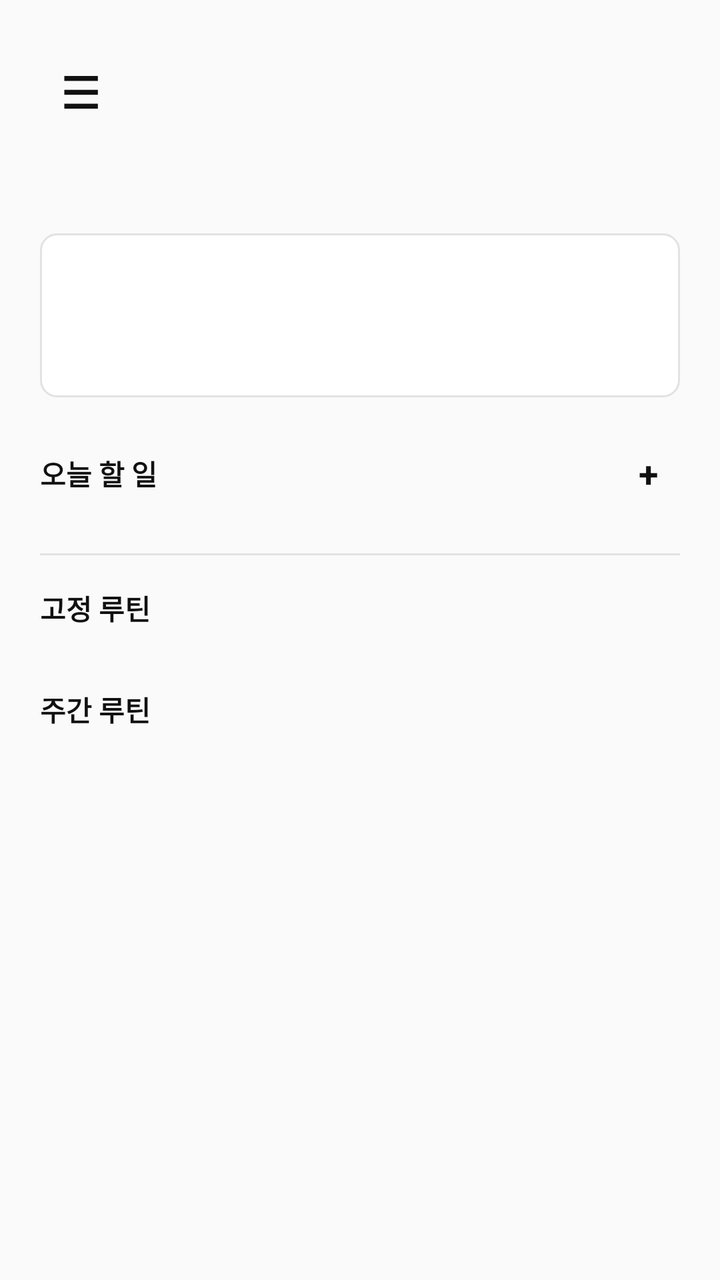
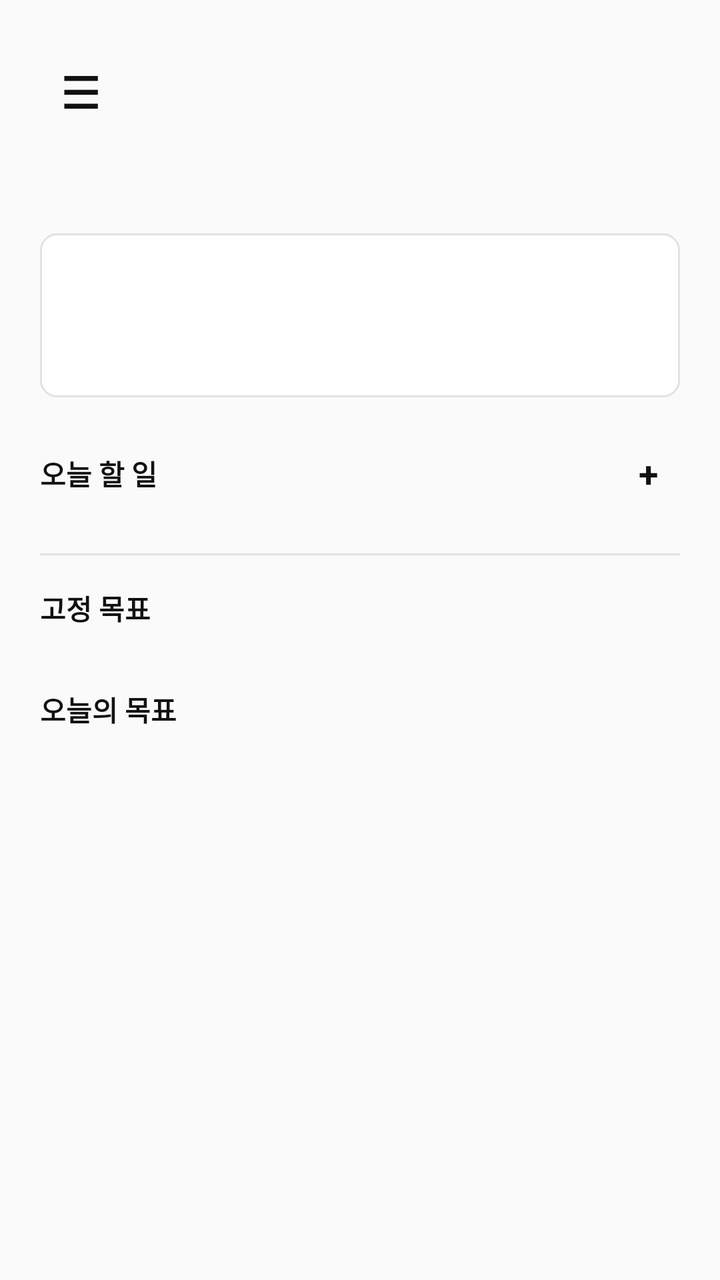

The first picture is an Android layout as it rendered before a commit; the second is the same layout after the commit. The layout source and the unified diff follow.
<!-- AndroidManifest.xml: application theme Theme.TrailNote -->
<!-- res/layout/fragment_home.xml -->
<?xml version="1.0" encoding="utf-8"?>
<FrameLayout xmlns:android="http://schemas.android.com/apk/res/android"
    android:layout_width="match_parent"
    android:layout_height="match_parent"
    android:background="@drawable/bg_screen">

    <ScrollView
        android:layout_width="match_parent"
        android:layout_height="match_parent"
        android:fillViewport="true">

        <LinearLayout
            android:layout_width="match_parent"
            android:layout_height="wrap_content"
            android:orientation="vertical"
            android:padding="@dimen/screen_padding"
            android:paddingBottom="84dp">

        <include layout="@layout/view_screen_header" />

        <TextView
            android:id="@+id/dateText"
            style="@style/TrailText.Meta"
            android:layout_width="wrap_content"
            android:layout_height="wrap_content"
            android:layout_marginTop="12dp"
            android:textStyle="bold" />

        <LinearLayout
            android:layout_width="match_parent"
            android:layout_height="82dp"
            android:layout_marginTop="18dp"
            android:background="@drawable/bg_card"
            android:gravity="center"
            android:orientation="horizontal"
            android:padding="8dp">

            <include android:id="@+id/statOne" layout="@layout/item_stat_card" />
            <include android:id="@+id/statTwo" layout="@layout/item_stat_card" />
            <include android:id="@+id/statThree" layout="@layout/item_stat_card" />
        </LinearLayout>

        <LinearLayout
            android:layout_width="match_parent"
            android:layout_height="wrap_content"
            android:layout_marginTop="@dimen/section_gap"
            android:gravity="center_vertical"
            android:orientation="horizontal">

            <TextView
                style="@style/TrailText.Section"
                android:layout_width="0dp"
                android:layout_height="wrap_content"
                android:layout_weight="1"
                android:text="오늘 할 일" />

            <TextView
                android:id="@+id/todayWorkAddButton"
                android:layout_width="32dp"
                android:layout_height="32dp"
                android:gravity="center"
                android:text="+"
                android:textColor="@color/trail_ink"
                android:textSize="18sp"
                android:textStyle="bold" />
        </LinearLayout>

        <androidx.recyclerview.widget.RecyclerView
            android:id="@+id/todayWorkList"
            android:layout_width="match_parent"
            android:layout_height="wrap_content"
            android:layout_marginTop="8dp"
            android:nestedScrollingEnabled="false" />

        <View
            android:layout_width="match_parent"
            android:layout_height="1dp"
            android:layout_marginVertical="16dp"
            android:background="@color/trail_line" />

        <TextView
            style="@style/TrailText.Section"
            android:layout_width="match_parent"
            android:layout_height="wrap_content"
            android:text="고정 루틴" />

        <androidx.recyclerview.widget.RecyclerView
            android:id="@+id/fixedGoalList"
            android:layout_width="match_parent"
            android:layout_height="wrap_content"
            android:layout_marginTop="8dp"
            android:nestedScrollingEnabled="false" />

        <TextView
            style="@style/TrailText.Section"
            android:layout_width="match_parent"
            android:layout_height="wrap_content"
            android:layout_marginTop="@dimen/section_gap"
            android:text="주간 루틴" />

        <androidx.recyclerview.widget.RecyclerView
            android:id="@+id/todayGoalList"
            android:layout_width="match_parent"
            android:layout_height="wrap_content"
            android:layout_marginTop="8dp"
            android:nestedScrollingEnabled="false" />
        </LinearLayout>
    </ScrollView>

    <include
        android:id="@+id/todayWorkQuickAdd"
        layout="@layout/view_bottom_quick_add" />
</FrameLayout>
<!-- res/layout/view_screen_header.xml (included above) -->
<?xml version="1.0" encoding="utf-8"?>
<LinearLayout xmlns:android="http://schemas.android.com/apk/res/android"
    android:layout_width="match_parent"
    android:layout_height="52dp"
    android:gravity="center_vertical"
    android:orientation="horizontal">

    <TextView
        android:id="@+id/menuText"
        android:layout_width="40dp"
        android:layout_height="40dp"
        android:gravity="center"
        android:text="☰"
        android:textColor="@color/trail_ink"
        android:textSize="22sp"
        android:textStyle="bold" />

    <TextView
        android:id="@+id/headerTitle"
        android:layout_width="0dp"
        android:layout_height="wrap_content"
        android:layout_weight="1"
        android:gravity="center"
        android:textColor="@color/trail_ink"
        android:textSize="16sp"
        android:textStyle="bold" />

    <TextView
        android:id="@+id/headerAction"
        android:layout_width="40dp"
        android:layout_height="40dp"
        android:gravity="center"
        android:textColor="@color/trail_ink"
        android:textSize="19sp"
        android:textStyle="bold" />

    <TextView
        android:id="@+id/headerMore"
        android:layout_width="40dp"
        android:layout_height="40dp"
        android:gravity="center"
        android:text="&#183;&#183;&#183;"
        android:textColor="@color/trail_ink"
        android:textSize="19sp"
        android:textStyle="bold"
        android:visibility="gone" />
</LinearLayout>
<!-- res/layout/item_stat_card.xml (included above) -->
<?xml version="1.0" encoding="utf-8"?>
<LinearLayout xmlns:android="http://schemas.android.com/apk/res/android"
    android:layout_width="0dp"
    android:layout_height="match_parent"
    android:layout_weight="1"
    android:gravity="center"
    android:orientation="vertical">

    <TextView
        android:id="@+id/iconText"
        android:layout_width="22dp"
        android:layout_height="18dp"
        android:gravity="center"
        android:textColor="@color/trail_blue"
        android:textSize="13sp" />

    <TextView
        android:id="@+id/titleText"
        android:layout_width="wrap_content"
        android:layout_height="wrap_content"
        android:layout_marginTop="3dp"
        android:gravity="center"
        android:textColor="@color/trail_text_secondary"
        android:textSize="10sp" />

    <TextView
        android:id="@+id/valueText"
        android:layout_width="wrap_content"
        android:layout_height="wrap_content"
        android:layout_marginTop="3dp"
        android:textColor="@color/trail_ink"
        android:textSize="15sp"
        android:textStyle="bold" />
</LinearLayout>
<!-- res/layout/view_bottom_quick_add.xml (included above) -->
<?xml version="1.0" encoding="utf-8"?>
<LinearLayout xmlns:android="http://schemas.android.com/apk/res/android"
    android:layout_width="match_parent"
    android:layout_height="wrap_content"
    android:layout_gravity="bottom"
    android:layout_marginStart="20dp"
    android:layout_marginEnd="20dp"
    android:layout_marginBottom="12dp"
    android:gravity="center_vertical"
    android:orientation="horizontal"
    android:visibility="gone">

    <EditText
        android:id="@+id/quickAddEditText"
        android:layout_width="0dp"
        android:layout_height="48dp"
        android:layout_weight="1"
        android:background="@drawable/bg_input_rounded"
        android:imeOptions="actionDone"
        android:inputType="text"
        android:singleLine="true"
        android:textColor="@color/trail_ink"
        android:textColorHint="@color/trail_text_secondary"
        android:textSize="14sp" />

    <TextView
        android:id="@+id/quickAddConfirmButton"
        android:layout_width="48dp"
        android:layout_height="48dp"
        android:layout_marginStart="10dp"
        android:background="@drawable/bg_fab"
        android:gravity="center"
        android:text="✓"
        android:textColor="@color/white"
        android:textSize="24sp"
        android:textStyle="bold" />
</LinearLayout>
<!-- resources referenced by this layout -->
<resources>
  <color name="trail_blue">#FF7B61FF</color>
  <color name="trail_ink">#FF111111</color>
  <color name="trail_line">#FFE2E2E2</color>
  <color name="trail_text_secondary">#FF555555</color>
  <color name="white">#FFFFFFFF</color>
  <dimen name="screen_padding">20dp</dimen>
  <dimen name="section_gap">22dp</dimen>
  <!-- drawable bg_card (drawable) -->
  <?xml version="1.0" encoding="utf-8"?>
  <shape xmlns:android="http://schemas.android.com/apk/res/android">
      <solid android:color="@color/white" />
      <stroke android:width="1dp" android:color="@color/trail_line" />
      <corners android:radius="@dimen/card_radius" />
  </shape>
  <!-- drawable bg_fab (drawable) -->
  <?xml version="1.0" encoding="utf-8"?>
  <shape xmlns:android="http://schemas.android.com/apk/res/android" android:shape="oval">
      <solid android:color="@color/trail_ink" />
  </shape>
  <!-- drawable bg_input_rounded (drawable) -->
  <?xml version="1.0" encoding="utf-8"?>
  <shape xmlns:android="http://schemas.android.com/apk/res/android">
      <solid android:color="@color/white" />
      <stroke android:width="1dp" android:color="@color/trail_line" />
      <corners android:radius="22dp" />
      <padding android:left="16dp" android:top="11dp" android:right="16dp" android:bottom="11dp" />
  </shape>
  <!-- drawable bg_screen (drawable) -->
  <?xml version="1.0" encoding="utf-8"?>
  <shape xmlns:android="http://schemas.android.com/apk/res/android">
      <solid android:color="@color/trail_bg" />
  </shape>
  <style name="TrailText.Meta" parent="TrailText.Base">
          <item name="android:textColor">@color/trail_muted</item>
          <item name="android:textSize">11sp</item>
      </style>
  <style name="TrailText.Section" parent="TrailText.Base">
          <item name="android:textColor">@color/trail_ink</item>
          <item name="android:textSize">14sp</item>
          <item name="android:textStyle">bold</item>
      </style>
  <style name="Theme.TrailNote" parent="Theme.MaterialComponents.DayNight.NoActionBar">
          <item name="colorPrimary">@color/trail_ink</item>
          <item name="colorPrimaryVariant">@color/trail_ink</item>
          <item name="colorSecondary">@color/trail_ink</item>
          <item name="android:fontFamily">sans-serif</item>
          <item name="android:windowLightStatusBar">true</item>
          <item name="android:statusBarColor">@color/trail_bg</item>
          <item name="android:navigationBarColor">@color/white</item>
      </style>
  <dimen name="card_radius">8dp</dimen>
  <color name="trail_bg">#FFFAFAFA</color>
  <style name="TrailText.Base">
          <item name="android:fontFamily">sans-serif</item>
      </style>
  <color name="trail_muted">#FF8A8A8A</color>
</resources>

<!-- the commit's change to res/layout/fragment_home.xml (unified diff, before → after) -->
@@ -82,7 +82,7 @@
             style="@style/TrailText.Section"
             android:layout_width="match_parent"
             android:layout_height="wrap_content"
-            android:text="고정 루틴" />
+            android:text="고정 목표" />
 
         <androidx.recyclerview.widget.RecyclerView
             android:id="@+id/fixedGoalList"
@@ -96,7 +96,7 @@
             android:layout_width="match_parent"
             android:layout_height="wrap_content"
             android:layout_marginTop="@dimen/section_gap"
-            android:text="주간 루틴" />
+            android:text="오늘의 목표" />
 
         <androidx.recyclerview.widget.RecyclerView
             android:id="@+id/todayGoalList"
